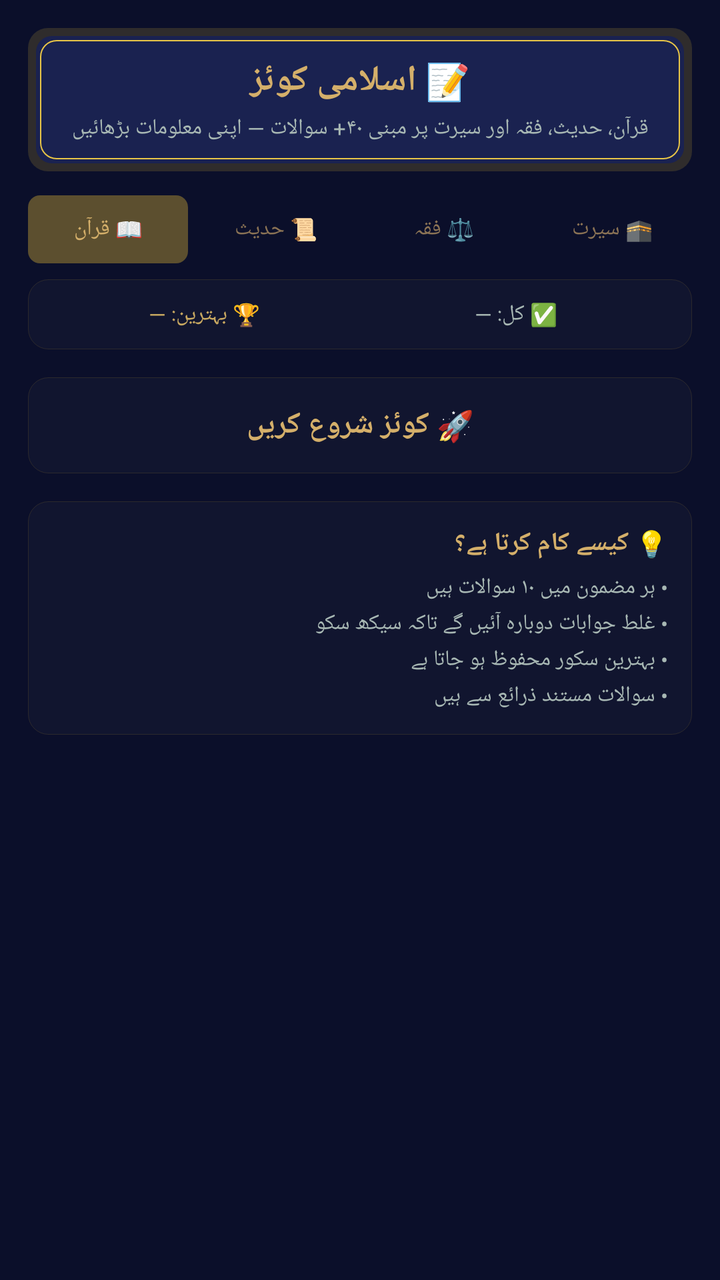
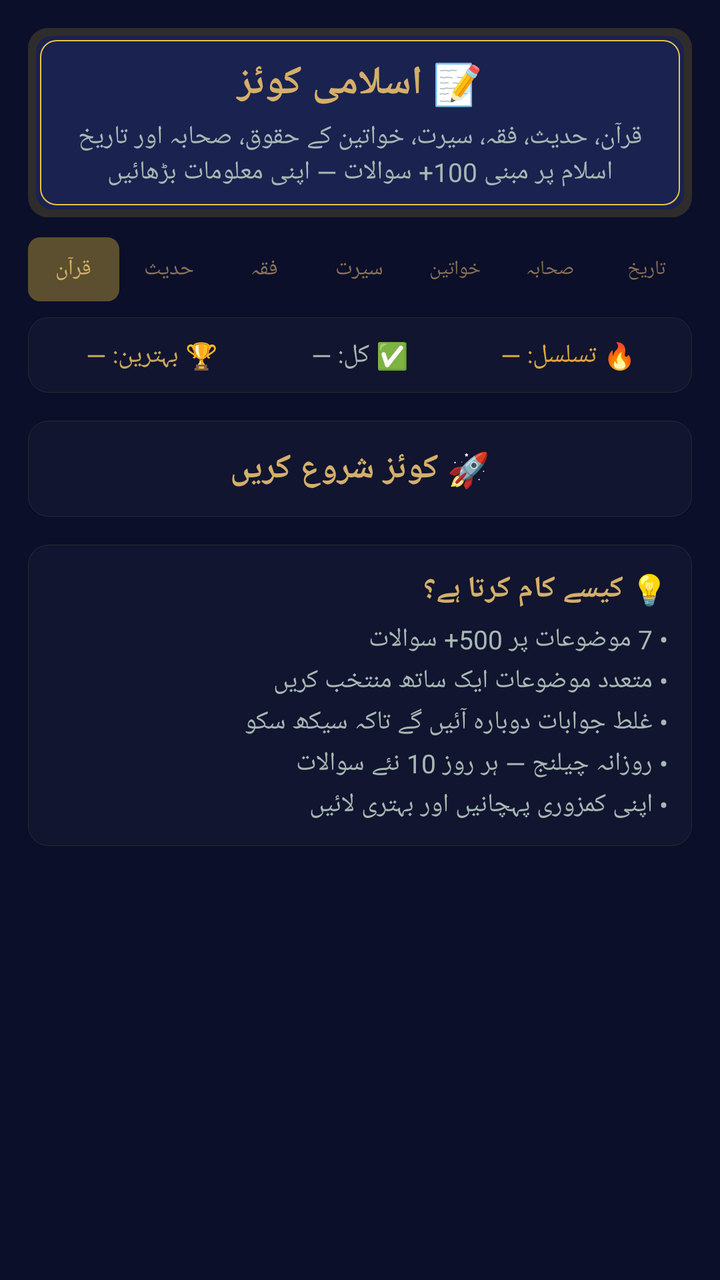

Before-and-after screenshots of an Android layout around one commit, followed by the original layout XML and the change that was made.
<!-- AndroidManifest.xml: application theme Theme.App.EmeraldDusk.Dark -->
<!-- res/layout/quiz_tab.xml -->
<?xml version="1.0" encoding="utf-8"?>
<ScrollView xmlns:android="http://schemas.android.com/apk/res/android"
    android:layout_width="match_parent"
    android:layout_height="match_parent"
    android:background="#0B0F2A">

    <LinearLayout
        android:layout_width="match_parent"
        android:layout_height="wrap_content"
        android:orientation="vertical"
        android:padding="14dp">

        
        <LinearLayout
            android:layout_width="match_parent"
            android:layout_height="wrap_content"
            android:orientation="vertical"
            android:background="@drawable/card_elevated_gold_border"
            android:padding="14dp">

            <TextView
                android:layout_width="match_parent"
                android:layout_height="wrap_content"
                android:text="📝 اسلامی کوئز"
                android:textSize="18sp"
                android:textColor="#D4AF6A"
                android:textStyle="bold"
                android:gravity="center"
                android:fontFamily="sans-serif" />

            <TextView
                android:layout_width="match_parent"
                android:layout_height="wrap_content"
                android:layout_marginTop="4dp"
                android:text="قرآن، حدیث، فقہ اور سیرت پر مبنی ۴۰+ سوالات — اپنی معلومات بڑھائیں"
                android:textSize="11sp"
                android:textColor="#A8B8B4"
                android:gravity="center"
                android:fontFamily="sans-serif" />
        </LinearLayout>

        
        <LinearLayout
            android:layout_width="match_parent"
            android:layout_height="wrap_content"
            android:orientation="horizontal"
            android:gravity="center"
            android:layout_marginTop="12dp">

            <TextView
                android:id="@+id/qtTopicQuran"
                android:layout_width="0dp"
                android:layout_height="34dp"
                android:layout_weight="1"
                android:gravity="center"
                android:text="📖 قرآن"
                android:textSize="11sp"
                android:textColor="#D4AF6A"
                android:background="@drawable/chip_selected"
                android:fontFamily="sans-serif"
                android:clickable="true"
                android:focusable="true"
                android:layout_marginEnd="2dp" />

            <TextView
                android:id="@+id/qtTopicHadith"
                android:layout_width="0dp"
                android:layout_height="34dp"
                android:layout_weight="1"
                android:gravity="center"
                android:text="📜 حدیث"
                android:textSize="11sp"
                android:textColor="#8B7355"
                android:background="@drawable/chip_unselected"
                android:fontFamily="sans-serif"
                android:clickable="true"
                android:focusable="true"
                android:layout_marginHorizontal="2dp" />

            <TextView
                android:id="@+id/qtTopicFiqh"
                android:layout_width="0dp"
                android:layout_height="34dp"
                android:layout_weight="1"
                android:gravity="center"
                android:text="⚖️ فقہ"
                android:textSize="11sp"
                android:textColor="#8B7355"
                android:background="@drawable/chip_unselected"
                android:fontFamily="sans-serif"
                android:clickable="true"
                android:focusable="true"
                android:layout_marginHorizontal="2dp" />

            <TextView
                android:id="@+id/qtTopicSeerah"
                android:layout_width="0dp"
                android:layout_height="34dp"
                android:layout_weight="1"
                android:gravity="center"
                android:text="🕋 سیرت"
                android:textSize="11sp"
                android:textColor="#8B7355"
                android:background="@drawable/chip_unselected"
                android:fontFamily="sans-serif"
                android:clickable="true"
                android:focusable="true"
                android:layout_marginStart="2dp" />
        </LinearLayout>

        
        <LinearLayout
            android:layout_width="match_parent"
            android:layout_height="wrap_content"
            android:orientation="horizontal"
            android:layout_marginTop="8dp"
            android:background="@drawable/rounded_bg"
            android:padding="10dp">

            <TextView
                android:id="@+id/qtBestScore"
                android:layout_width="0dp"
                android:layout_height="wrap_content"
                android:layout_weight="1"
                android:text="🏆 بہترین: —"
                android:textSize="11sp"
                android:textColor="#C9A961"
                android:gravity="center"
                android:fontFamily="sans-serif" />

            <TextView
                android:id="@+id/qtTotalCorrect"
                android:layout_width="0dp"
                android:layout_height="wrap_content"
                android:layout_weight="1"
                android:text="✅ کل: —"
                android:textSize="11sp"
                android:textColor="#A8B8B4"
                android:gravity="center"
                android:fontFamily="sans-serif" />
        </LinearLayout>

        
        <TextView
            android:id="@+id/qtStartBtn"
            android:layout_width="match_parent"
            android:layout_height="48dp"
            android:layout_marginTop="14dp"
            android:gravity="center"
            android:text="🚀 کوئز شروع کریں"
            android:textSize="15sp"
            android:textColor="#D4AF6A"
            android:textStyle="bold"
            android:background="@drawable/rounded_bg"
            android:fontFamily="sans-serif"
            android:clickable="true"
            android:focusable="true" />

        
        <LinearLayout
            android:layout_width="match_parent"
            android:layout_height="wrap_content"
            android:orientation="vertical"
            android:layout_marginTop="14dp"
            android:background="@drawable/rounded_bg"
            android:padding="12dp">

            <TextView
                android:layout_width="match_parent"
                android:layout_height="wrap_content"
                android:text="💡 کیسے کام کرتا ہے؟"
                android:textSize="13sp"
                android:textColor="#D4AF6A"
                android:textStyle="bold"
                android:fontFamily="sans-serif" />

            <TextView
                android:layout_width="match_parent"
                android:layout_height="wrap_content"
                android:layout_marginTop="6dp"
                android:text="• ہر مضمون میں ۱۰ سوالات ہیں\n• غلط جوابات دوبارہ آئیں گے تاکہ سیکھ سکو\n• بہترین سکور محفوظ ہو جاتا ہے\n• سوالات مستند ذرائع سے ہیں"
                android:textSize="11sp"
                android:textColor="#A8B8B4"
                android:lineSpacingExtra="3dp"
                android:fontFamily="sans-serif" />
        </LinearLayout>

        
        <TextView
            android:id="@+id/qtDailyChallenge"
            android:layout_width="match_parent"
            android:layout_height="wrap_content"
            android:layout_marginTop="10dp"
            android:text=""
            android:textSize="10sp"
            android:textColor="#8FBF8A"
            android:gravity="center"
            android:fontFamily="sans-serif" />

    </LinearLayout>
</ScrollView>
<!-- resources referenced by this layout -->
<resources>
  <!-- drawable card_elevated_gold_border (drawable) -->
  <?xml version="1.0" encoding="utf-8"?>
  <ripple xmlns:android="http://schemas.android.com/apk/res/android"
      android:color="#33D4AF37">
      <item>
          <layer-list>
              <item>
                  <shape android:shape="rectangle">
                      <solid android:color="@color/gold_glow_soft" />
                      <corners android:radius="10dp" />
                      <padding android:bottom="4dp" android:left="4dp" android:right="4dp" android:top="4dp" />
                  </shape>
              </item>
              <item>
                  <shape android:shape="rectangle">
                      <solid android:color="@color/surface_elevated" />
                      <corners android:radius="8dp" />
                      <padding android:bottom="2dp" android:left="2dp" android:right="2dp" android:top="2dp" />
                  </shape>
              </item>
              <item>
                  <shape android:shape="rectangle">
                      <solid android:color="@color/surface_elevated" />
                      <stroke android:width="0.5dp" android:color="@color/primary_gold" />
                      <corners android:radius="8dp" />
                  </shape>
              </item>
          </layer-list>
      </item>
  </ripple>
  <!-- drawable chip_selected (drawable) -->
  <?xml version="1.0" encoding="utf-8"?>
  <shape xmlns:android="http://schemas.android.com/apk/res/android" android:shape="rectangle">
      <solid android:color="#66D4AF37" />
      <corners android:radius="6dp" />
  </shape>
  <!-- drawable chip_unselected (drawable) -->
  <?xml version="1.0" encoding="utf-8"?>
  <shape xmlns:android="http://schemas.android.com/apk/res/android" android:shape="rectangle">
      <solid android:color="#00000000" />
      <corners android:radius="6dp" />
  </shape>
  <!-- drawable rounded_bg (drawable) -->
  <?xml version="1.0" encoding="utf-8"?>
  <ripple xmlns:android="http://schemas.android.com/apk/res/android"
      android:color="#33D4AF37">
      <item>
          <shape android:shape="rectangle">
              <solid android:color="#332A2E42" />
              <stroke android:width="1px" android:color="#26D4AF37" />
              <corners android:radius="10dp" />
          </shape>
      </item>
  </ripple>
  <color name="gold_glow_soft">#2ED4AF37</color>
  <color name="surface_elevated">#1A2250</color>
  <color name="primary_gold">#E8C547</color>
  <color name="background_base">#0B0F2A</color>
  <color name="muted_gold">#D4AF37</color>
  <color name="accent_prayer_times">#4FA8A0</color>
  <color name="surface_card">#12183A</color>
  <color name="on_background_primary_text">#FFFFFF</color>
  <color name="error_soft_red">#E0645A</color>
  <!-- unchanged entries left out for length: 1 -->
</resources>

<!-- the commit's change to res/layout/quiz_tab.xml (unified diff, before → after) -->
@@ -22,7 +22,7 @@
                 android:layout_width="match_parent"
                 android:layout_height="wrap_content"
                 android:text="📝 اسلامی کوئز"
-                android:textSize="18sp"
+                android:textSize="20sp"
                 android:textColor="#D4AF6A"
                 android:textStyle="bold"
                 android:gravity="center"
@@ -32,8 +32,8 @@
                 android:layout_width="match_parent"
                 android:layout_height="wrap_content"
                 android:layout_marginTop="4dp"
-                android:text="قرآن، حدیث، فقہ اور سیرت پر مبنی ۴۰+ سوالات — اپنی معلومات بڑھائیں"
-                android:textSize="11sp"
+                android:text="قرآن، حدیث، فقہ، سیرت، خواتین کے حقوق، صحابہ اور تاریخ اسلام پر مبنی 100+ سوالات — اپنی معلومات بڑھائیں"
+                android:textSize="13sp"
                 android:textColor="#A8B8B4"
                 android:gravity="center"
                 android:fontFamily="sans-serif" />
@@ -45,67 +45,113 @@
             android:layout_height="wrap_content"
             android:orientation="horizontal"
             android:gravity="center"
-            android:layout_marginTop="12dp">
+            android:layout_marginTop="10dp"
+            android:weightSum="7">
 
             <TextView
                 android:id="@+id/qtTopicQuran"
                 android:layout_width="0dp"
-                android:layout_height="34dp"
-                android:layout_weight="1"
-                android:gravity="center"
-                android:text="📖 قرآن"
+                android:layout_height="32dp"
+                android:layout_weight="1"
+                android:gravity="center"
+                android:text="قرآن"
                 android:textSize="11sp"
                 android:textColor="#D4AF6A"
                 android:background="@drawable/chip_selected"
                 android:fontFamily="sans-serif"
                 android:clickable="true"
                 android:focusable="true"
-                android:layout_marginEnd="2dp" />
+                android:layout_marginEnd="1dp" />
 
             <TextView
                 android:id="@+id/qtTopicHadith"
                 android:layout_width="0dp"
-                android:layout_height="34dp"
-                android:layout_weight="1"
-                android:gravity="center"
-                android:text="📜 حدیث"
-                android:textSize="11sp"
-                android:textColor="#8B7355"
-                android:background="@drawable/chip_unselected"
-                android:fontFamily="sans-serif"
-                android:clickable="true"
-                android:focusable="true"
-                android:layout_marginHorizontal="2dp" />
+                android:layout_height="32dp"
+                android:layout_weight="1"
+                android:gravity="center"
+                android:text="حدیث"
+                android:textSize="11sp"
+                android:textColor="#8B7355"
+                android:background="@drawable/chip_unselected"
+                android:fontFamily="sans-serif"
+                android:clickable="true"
+                android:focusable="true"
+                android:layout_marginHorizontal="1dp" />
 
             <TextView
                 android:id="@+id/qtTopicFiqh"
                 android:layout_width="0dp"
-                android:layout_height="34dp"
-                android:layout_weight="1"
-                android:gravity="center"
-                android:text="⚖️ فقہ"
-                android:textSize="11sp"
-                android:textColor="#8B7355"
-                android:background="@drawable/chip_unselected"
-                android:fontFamily="sans-serif"
-                android:clickable="true"
-                android:focusable="true"
-                android:layout_marginHorizontal="2dp" />
+                android:layout_height="32dp"
+                android:layout_weight="1"
+                android:gravity="center"
+                android:text="فقہ"
+                android:textSize="11sp"
+                android:textColor="#8B7355"
+                android:background="@drawable/chip_unselected"
+                android:fontFamily="sans-serif"
+                android:clickable="true"
+                android:focusable="true"
+                android:layout_marginHorizontal="1dp" />
 
             <TextView
                 android:id="@+id/qtTopicSeerah"
                 android:layout_width="0dp"
-                android:layout_height="34dp"
-                android:layout_weight="1"
-                android:gravity="center"
-                android:text="🕋 سیرت"
-                android:textSize="11sp"
-                android:textColor="#8B7355"
-                android:background="@drawable/chip_unselected"
-                android:fontFamily="sans-serif"
-                android:clickable="true"
-                android:focusable="true"
-                android:layout_marginStart="2dp" />
+                android:layout_height="32dp"
+                android:layout_weight="1"
+                android:gravity="center"
+                android:text="سیرت"
+                android:textSize="11sp"
+                android:textColor="#8B7355"
+                android:background="@drawable/chip_unselected"
+                android:fontFamily="sans-serif"
+                android:clickable="true"
+                android:focusable="true"
+                android:layout_marginHorizontal="1dp" />
+
+            <TextView
+                android:id="@+id/qtTopicWomen"
+                android:layout_width="0dp"
+                android:layout_height="32dp"
+                android:layout_weight="1"
+                android:gravity="center"
+                android:text="خواتین"
+                android:textSize="10sp"
+                android:textColor="#8B7355"
+                android:background="@drawable/chip_unselected"
+                android:fontFamily="sans-serif"
+                android:clickable="true"
+                android:focusable="true"
+                android:layout_marginHorizontal="1dp" />
+
+            <TextView
+                android:id="@+id/qtTopicSahaba"
+                android:layout_width="0dp"
+                android:layout_height="32dp"
+                android:layout_weight="1"
+                android:gravity="center"
+                android:text="صحابہ"
+                android:textSize="10sp"
+                android:textColor="#8B7355"
+                android:background="@drawable/chip_unselected"
+                android:fontFamily="sans-serif"
+                android:clickable="true"
+                android:focusable="true"
+                android:layout_marginHorizontal="1dp" />
+
+            <TextView
+                android:id="@+id/qtTopicHistory"
+                android:layout_width="0dp"
+                android:layout_height="32dp"
+                android:layout_weight="1"
+                android:gravity="center"
+                android:text="تاریخ"
+                android:textSize="10sp"
+                android:textColor="#8B7355"
+                android:background="@drawable/chip_unselected"
+                android:fontFamily="sans-serif"
+                android:clickable="true"
+                android:focusable="true"
+                android:layout_marginStart="1dp" />
         </LinearLayout>
 
         
@@ -123,7 +169,7 @@
                 android:layout_height="wrap_content"
                 android:layout_weight="1"
                 android:text="🏆 بہترین: —"
-                android:textSize="11sp"
+                android:textSize="13sp"
                 android:textColor="#C9A961"
                 android:gravity="center"
                 android:fontFamily="sans-serif" />
@@ -134,8 +180,19 @@
                 android:layout_height="wrap_content"
                 android:layout_weight="1"
                 android:text="✅ کل: —"
-                android:textSize="11sp"
+                android:textSize="13sp"
                 android:textColor="#A8B8B4"
+                android:gravity="center"
+                android:fontFamily="sans-serif" />
+
+            <TextView
+                android:id="@+id/qtStreak"
+                android:layout_width="0dp"
+                android:layout_height="wrap_content"
+                android:layout_weight="1"
+                android:text="🔥 تسلسل: —"
+                android:textSize="13sp"
+                android:textColor="#E0A83E"
                 android:gravity="center"
                 android:fontFamily="sans-serif" />
         </LinearLayout>
@@ -148,7 +205,7 @@
             android:layout_marginTop="14dp"
             android:gravity="center"
             android:text="🚀 کوئز شروع کریں"
-            android:textSize="15sp"
+            android:textSize="17sp"
             android:textColor="#D4AF6A"
             android:textStyle="bold"
             android:background="@drawable/rounded_bg"
@@ -169,7 +226,7 @@
                 android:layout_width="match_parent"
                 android:layout_height="wrap_content"
                 android:text="💡 کیسے کام کرتا ہے؟"
-                android:textSize="13sp"
+                android:textSize="15sp"
                 android:textColor="#D4AF6A"
                 android:textStyle="bold"
                 android:fontFamily="sans-serif" />
@@ -178,8 +235,8 @@
                 android:layout_width="match_parent"
                 android:layout_height="wrap_content"
                 android:layout_marginTop="6dp"
-                android:text="• ہر مضمون میں ۱۰ سوالات ہیں\n• غلط جوابات دوبارہ آئیں گے تاکہ سیکھ سکو\n• بہترین سکور محفوظ ہو جاتا ہے\n• سوالات مستند ذرائع سے ہیں"
-                android:textSize="11sp"
+                android:text="• 7 موضوعات پر 500+ سوالات\n• متعدد موضوعات ایک ساتھ منتخب کریں\n• غلط جوابات دوبارہ آئیں گے تاکہ سیکھ سکو\n• روزانہ چیلنج — ہر روز 10 نئے سوالات\n• اپنی کمزوری پہچانیں اور بہتری لائیں"
+                android:textSize="13sp"
                 android:textColor="#A8B8B4"
                 android:lineSpacingExtra="3dp"
                 android:fontFamily="sans-serif" />
@@ -192,7 +249,7 @@
             android:layout_height="wrap_content"
             android:layout_marginTop="10dp"
             android:text=""
-            android:textSize="10sp"
+            android:textSize="12sp"
             android:textColor="#8FBF8A"
             android:gravity="center"
             android:fontFamily="sans-serif" />
